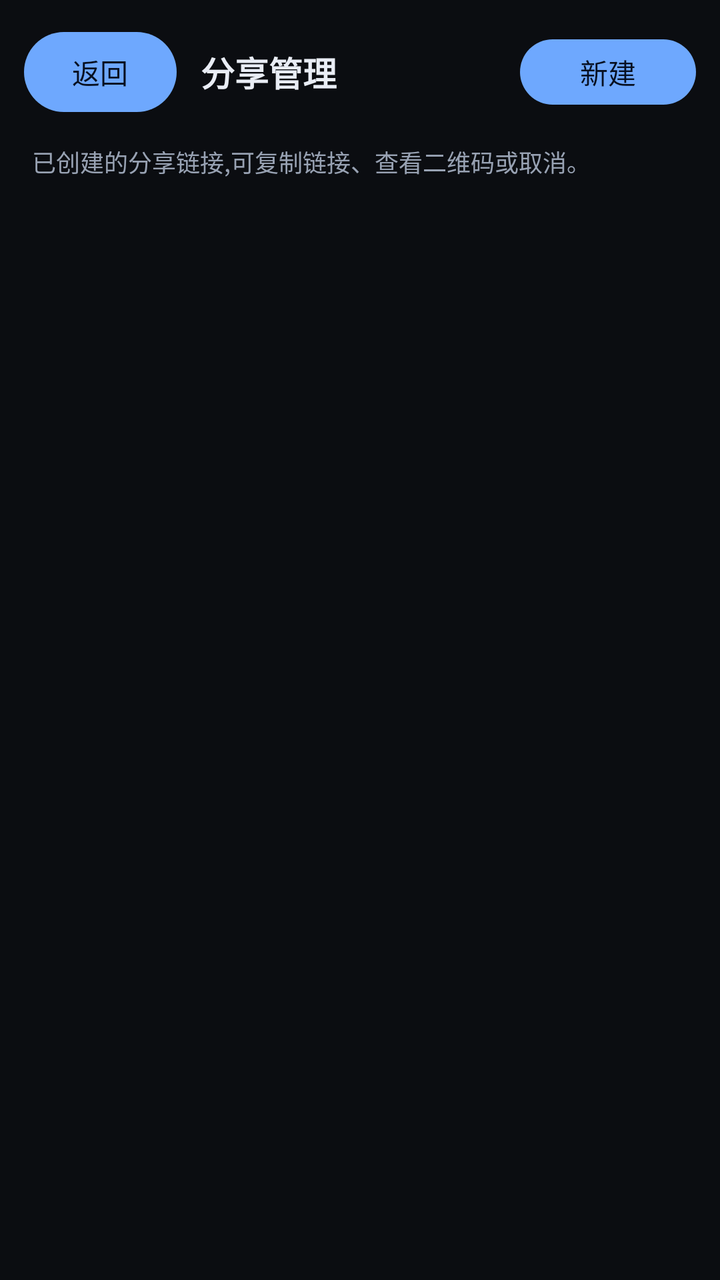
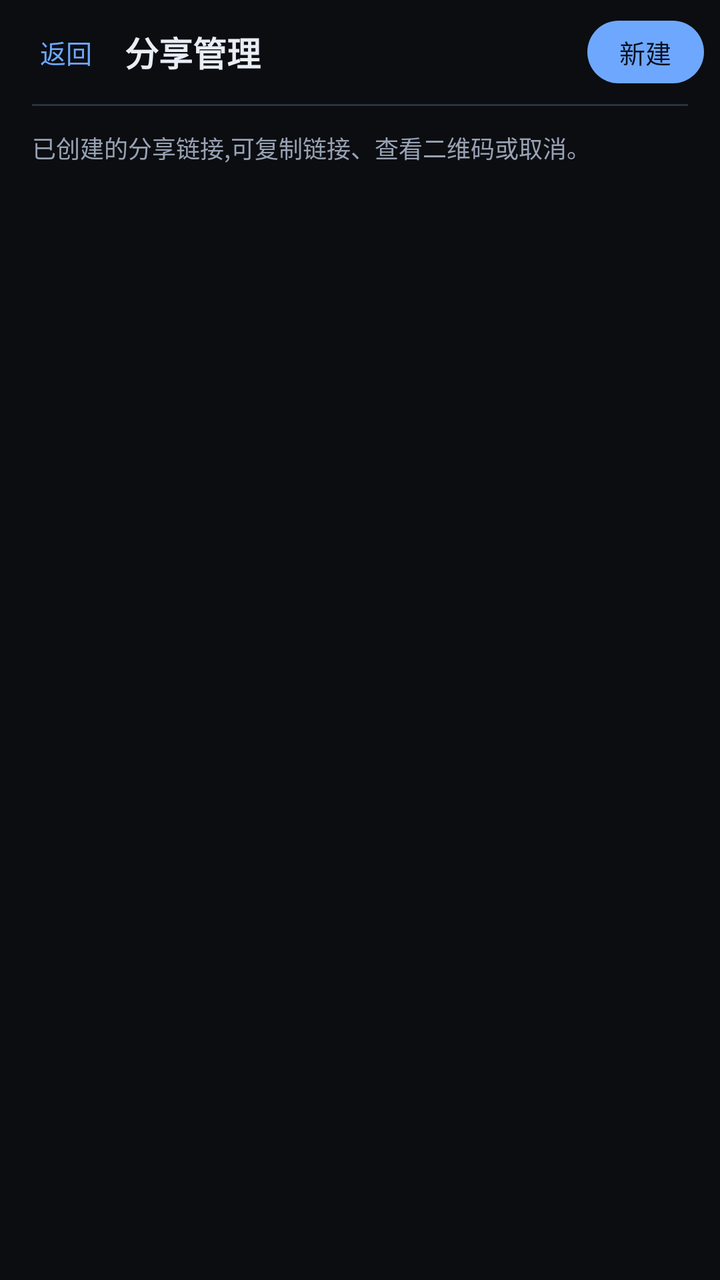

Two renders of the same Android screen: before a commit and after it. Below are the layout's source before the change and the commit's diff.
<!-- AndroidManifest.xml: application theme Theme.LinNas -->
<!-- res/layout/activity_shares.xml -->
<?xml version="1.0" encoding="utf-8"?>
<LinearLayout xmlns:android="http://schemas.android.com/apk/res/android"
    android:layout_width="match_parent"
    android:layout_height="match_parent"
    android:orientation="vertical"
    android:background="?attr/lInk">

    <LinearLayout
        android:layout_width="match_parent"
        android:layout_height="wrap_content"
        android:orientation="horizontal"
        android:gravity="center_vertical"
        android:padding="12dp">

        <Button
            android:id="@+id/btnSharesBack"
            android:layout_width="wrap_content"
            android:layout_height="wrap_content"
            android:minWidth="0dp"
            android:text="返回" />

        <TextView
            android:layout_width="0dp"
            android:layout_height="wrap_content"
            android:layout_weight="1"
            android:layout_marginStart="12dp"
            android:text="分享管理"
            android:textColor="?attr/lText"
            android:textSize="17sp"
            android:textStyle="bold" />

        <com.google.android.material.button.MaterialButton
            android:id="@+id/btnSharesNew"
            android:layout_width="wrap_content"
            android:layout_height="wrap_content"
            android:minHeight="0dp"
            android:text="新建" />
    </LinearLayout>

    <TextView
        android:id="@+id/sharesHint"
        android:layout_width="match_parent"
        android:layout_height="wrap_content"
        android:paddingStart="16dp"
        android:paddingEnd="16dp"
        android:paddingBottom="8dp"
        android:textColor="?attr/lTextDim"
        android:textSize="12sp"
        android:text="已创建的分享链接,可复制链接、查看二维码或取消。" />

    <ScrollView
        android:layout_width="match_parent"
        android:layout_height="0dp"
        android:layout_weight="1"
        android:scrollbars="none">

        <LinearLayout
            android:id="@+id/sharesList"
            android:layout_width="match_parent"
            android:layout_height="wrap_content"
            android:orientation="vertical"
            android:paddingStart="16dp"
            android:paddingEnd="16dp" />
    </ScrollView>
</LinearLayout>
<!-- resources referenced by this layout -->
<resources>
  <style name="Theme.LinNas" parent="Theme.Material3.Dark.NoActionBar">
          <item name="lInk">@color/t_blue_ink</item>
          <item name="lSurface">@color/t_blue_surface</item>
          <item name="lSurfaceHigh">@color/t_blue_surface_high</item>
          <item name="lOutline">@color/t_blue_outline</item>
          <item name="lText">@color/t_blue_text</item>
          <item name="lTextDim">@color/t_blue_text_dim</item>
          <item name="lPrimary">@color/t_blue_primary</item>
          <item name="lOnPrimary">@color/t_blue_on_primary</item>
          <item name="lDanger">@color/danger</item>
          <item name="lSuccess">@color/mint</item>
          <item name="lIsLight">false</item>
          <item name="colorPrimary">@color/t_blue_primary</item>
          <item name="colorOnPrimary">@color/t_blue_on_primary</item>
          <item name="colorSecondary">@color/t_blue_primary</item>
          <item name="colorOnSecondary">@color/t_blue_on_primary</item>
          <item name="colorSurface">@color/t_blue_surface</item>
          <item name="colorOnSurface">@color/t_blue_text</item>
          <item name="colorSurfaceVariant">@color/t_blue_surface_high</item>
          <item name="colorOnSurfaceVariant">@color/t_blue_text_dim</item>
          <item name="colorOutline">@color/t_blue_outline</item>
          <item name="colorOnBackground">@color/t_blue_text</item>
          <item name="colorError">@color/danger</item>
          <item name="android:colorBackground">@color/t_blue_ink</item>
          <item name="android:statusBarColor">@color/t_blue_ink</item>
          <item name="android:navigationBarColor">@color/t_blue_ink</item>
          <item name="android:windowLightStatusBar">false</item>
          <item name="android:textColorPrimary">@color/t_blue_text</item>
          <item name="android:textColorSecondary">@color/t_blue_text_dim</item>
      </style>
  <color name="t_blue_ink">#0B0D11</color>
  <color name="t_blue_surface">#14181F</color>
  <color name="t_blue_surface_high">#1C222C</color>
  <color name="t_blue_outline">#2A323E</color>
  <color name="t_blue_text">#E9EDF5</color>
  <color name="t_blue_text_dim">#98A2B3</color>
  <color name="t_blue_primary">#6EA8FE</color>
  <color name="t_blue_on_primary">#071021</color>
  <color name="danger">#FF7A7A</color>
  <color name="mint">#79E2B6</color>
</resources>

<!-- the commit's change to res/layout/activity_shares.xml (unified diff, before → after) -->
@@ -10,42 +10,67 @@
         android:layout_height="wrap_content"
         android:orientation="horizontal"
         android:gravity="center_vertical"
-        android:padding="12dp">
+        android:paddingStart="@dimen/space_2"
+        android:paddingEnd="@dimen/space_2"
+        android:paddingTop="@dimen/space_1"
+        android:paddingBottom="@dimen/space_1">
 
         <Button
             android:id="@+id/btnSharesBack"
             android:layout_width="wrap_content"
-            android:layout_height="wrap_content"
+            android:layout_height="@dimen/touch_target"
             android:minWidth="0dp"
+            android:minHeight="0dp"
+            android:paddingStart="@dimen/space_3"
+            android:paddingEnd="@dimen/space_3"
+            android:textAllCaps="false"
+            android:textSize="@dimen/text_sm"
+            android:textColor="?attr/lPrimary"
+            android:background="?attr/selectableItemBackgroundBorderless"
             android:text="返回" />
 
         <TextView
             android:layout_width="0dp"
             android:layout_height="wrap_content"
             android:layout_weight="1"
-            android:layout_marginStart="12dp"
+            android:layout_marginStart="@dimen/space_1"
             android:text="分享管理"
             android:textColor="?attr/lText"
-            android:textSize="17sp"
-            android:textStyle="bold" />
+            android:textSize="@dimen/text_lg"
+            android:textStyle="bold"
+            android:maxLines="1"
+            android:ellipsize="end" />
 
         <com.google.android.material.button.MaterialButton
             android:id="@+id/btnSharesNew"
             android:layout_width="wrap_content"
             android:layout_height="wrap_content"
+            android:minWidth="0dp"
             android:minHeight="0dp"
+            android:insetTop="0dp"
+            android:insetBottom="0dp"
+            android:paddingStart="@dimen/space_4"
+            android:paddingEnd="@dimen/space_4"
+            android:textSize="@dimen/text_sm"
             android:text="新建" />
     </LinearLayout>
+
+    <View
+        style="@style/Divider"
+        android:layout_marginStart="@dimen/card_padding"
+        android:layout_marginEnd="@dimen/card_padding" />
 
     <TextView
         android:id="@+id/sharesHint"
         android:layout_width="match_parent"
         android:layout_height="wrap_content"
-        android:paddingStart="16dp"
-        android:paddingEnd="16dp"
-        android:paddingBottom="8dp"
+        android:paddingStart="@dimen/card_padding"
+        android:paddingEnd="@dimen/card_padding"
+        android:paddingTop="@dimen/space_3"
+        android:paddingBottom="@dimen/space_2"
         android:textColor="?attr/lTextDim"
-        android:textSize="12sp"
+        android:textSize="@dimen/text_caption"
+        android:lineSpacingExtra="2dp"
         android:text="已创建的分享链接,可复制链接、查看二维码或取消。" />
 
     <ScrollView
@@ -59,7 +84,8 @@
             android:layout_width="match_parent"
             android:layout_height="wrap_content"
             android:orientation="vertical"
-            android:paddingStart="16dp"
-            android:paddingEnd="16dp" />
+            android:paddingStart="@dimen/card_padding"
+            android:paddingEnd="@dimen/card_padding"
+            android:paddingBottom="@dimen/space_4" />
     </ScrollView>
 </LinearLayout>
<!-- resource entries referenced after the edit -->
@@ -1,5 +1,19 @@
 <!-- resources referenced by this layout -->
 <resources>
+  <dimen name="card_padding">16dp</dimen>
+  <dimen name="space_1">4dp</dimen>
+  <dimen name="space_2">8dp</dimen>
+  <dimen name="space_3">12dp</dimen>
+  <dimen name="space_4">16dp</dimen>
+  <dimen name="text_caption">12sp</dimen>
+  <dimen name="text_lg">17sp</dimen>
+  <dimen name="text_sm">13sp</dimen>
+  <dimen name="touch_target">44dp</dimen>
+  <style name="Divider">
+          <item name="android:layout_width">match_parent</item>
+          <item name="android:layout_height">@dimen/stroke_hairline</item>
+          <item name="android:background">@drawable/bg_divider</item>
+      </style>
   <style name="Theme.LinNas" parent="Theme.Material3.Dark.NoActionBar">
           <item name="lInk">@color/t_blue_ink</item>
           <item name="lSurface">@color/t_blue_surface</item>
@@ -30,6 +44,13 @@
           <item name="android:textColorPrimary">@color/t_blue_text</item>
           <item name="android:textColorSecondary">@color/t_blue_text_dim</item>
       </style>
+  <dimen name="stroke_hairline">1dp</dimen>
+  <!-- drawable bg_divider (drawable) -->
+  <?xml version="1.0" encoding="utf-8"?>
+  <shape xmlns:android="http://schemas.android.com/apk/res/android"
+      android:shape="rectangle">
+      <solid android:color="?attr/lOutline" />
+  </shape>
   <color name="t_blue_ink">#0B0D11</color>
   <color name="t_blue_surface">#14181F</color>
   <color name="t_blue_surface_high">#1C222C</color>
